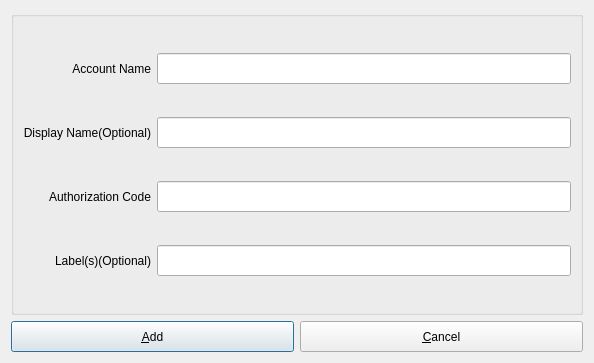
Old version of the form src/addaccount.ui in the repository mhogomchungu/qCheckGMail.
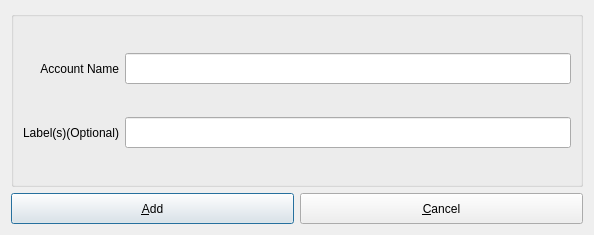
New version of the form.

What changed in the file:
```diff
--- a/src/addaccount.ui
+++ b/src/addaccount.ui
@@ -10,7 +10,7 @@
     <x>0</x>
     <y>0</y>
     <width>594</width>
-    <height>363</height>
+    <height>235</height>
    </rect>
   </property>
   <property name="windowTitle">
@@ -57,70 +57,6 @@
        </widget>
       </item>
       <item row="1" column="0">
-       <widget class="QLabel" name="label_4">
-        <property name="minimumSize">
-         <size>
-          <width>0</width>
-          <height>31</height>
-         </size>
-        </property>
-        <property name="text">
-         <string>Display Name(Optional)</string>
-        </property>
-        <property name="alignment">
-         <set>Qt::AlignRight|Qt::AlignTrailing|Qt::AlignVCenter</set>
-        </property>
-        <property name="wordWrap">
-         <bool>true</bool>
-        </property>
-       </widget>
-      </item>
-      <item row="1" column="1">
-       <widget class="QLineEdit" name="lineEditOptionalName">
-        <property name="minimumSize">
-         <size>
-          <width>0</width>
-          <height>31</height>
-         </size>
-        </property>
-       </widget>
-      </item>
-      <item row="2" column="0">
-       <widget class="QLabel" name="label_2">
-        <property name="minimumSize">
-         <size>
-          <width>0</width>
-          <height>31</height>
-         </size>
-        </property>
-        <property name="text">
-         <string>Authorization Code</string>
-        </property>
-        <property name="alignment">
-         <set>Qt::AlignRight|Qt::AlignTrailing|Qt::AlignVCenter</set>
-        </property>
-        <property name="wordWrap">
-         <bool>true</bool>
-        </property>
-       </widget>
-      </item>
-      <item row="2" column="1">
-       <widget class="QLineEdit" name="lineEditPassword">
-        <property name="minimumSize">
-         <size>
-          <width>0</width>
-          <height>31</height>
-         </size>
-        </property>
-        <property name="echoMode">
-         <enum>QLineEdit::Password</enum>
-        </property>
-        <property name="readOnly">
-         <bool>true</bool>
-        </property>
-       </widget>
-      </item>
-      <item row="3" column="0">
        <widget class="QLabel" name="label_3">
         <property name="minimumSize">
          <size>
@@ -139,7 +75,7 @@
         </property>
        </widget>
       </item>
-      <item row="3" column="1">
+      <item row="1" column="1">
        <widget class="QLineEdit" name="lineEditLabel">
         <property name="minimumSize">
          <size>
```
Left out of the diff: 68 changed lines with no effect on the pictures.
